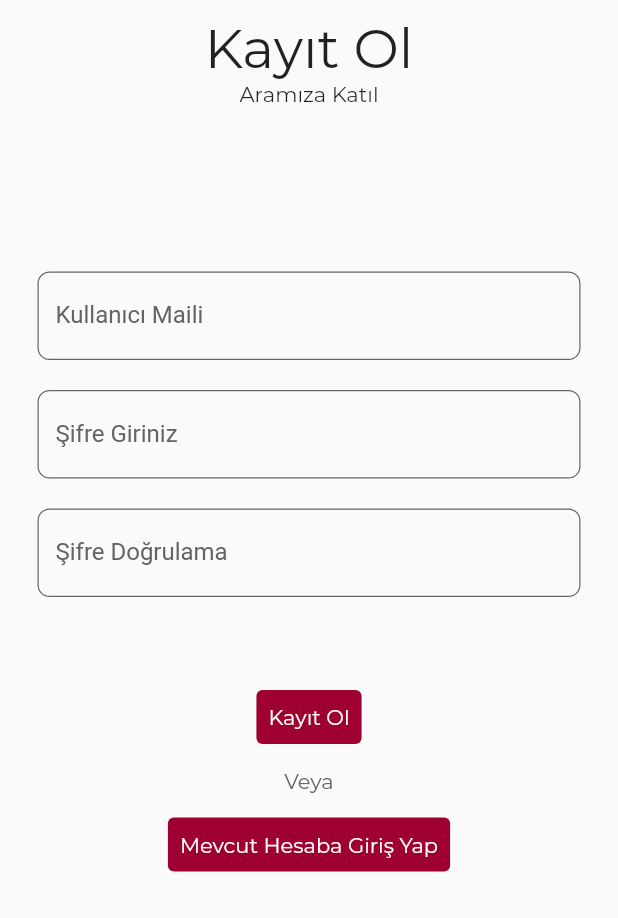
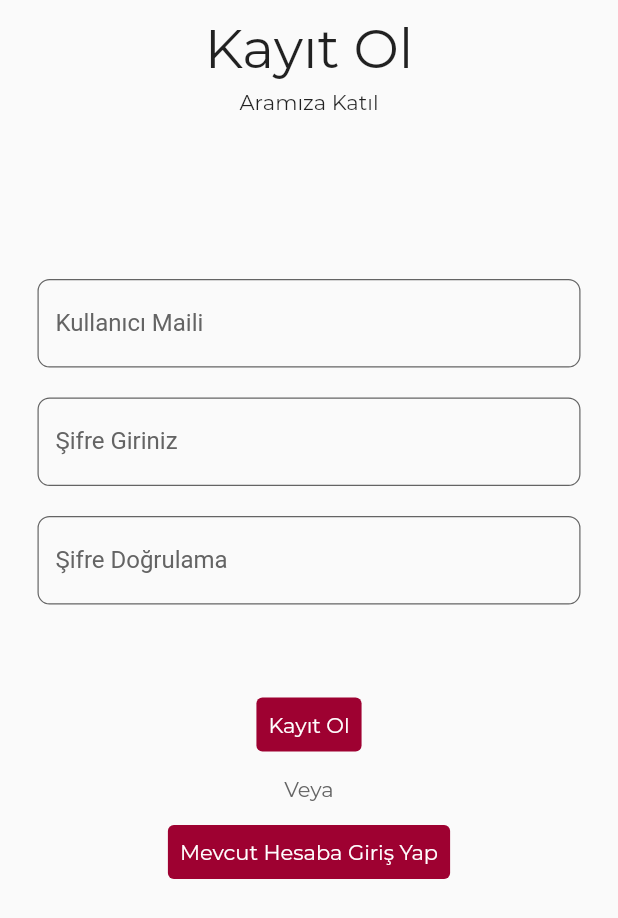
Before and after one commit to behemehal/GEE, a Flutter app: the RegisterPage screen opened directly, on a phone screen of 412 x 824 dp. Shown: the top 918 px of the screen. Run offline on Flutter 3.47's test engine with Material 2 defaults, Android fonts, the phone set to English and light mode, and no system bars; our stand-ins replace shared_preferences; accounts and stored records are empty.

Commit message:
register update

```diff
--- a/lib/pages/register.dart
+++ b/lib/pages/register.dart
@@ -26,6 +26,7 @@ class RegisterPageState extends State<RegisterPage> {
                 style: TextStyle(fontSize: 36, fontFamily: "Montserrat"),
               ),
 
+              Padding(padding: EdgeInsets.only(top: 5)),
               Text(
                 "Aramıza Katıl",
                 style: TextStyle(fontSize: 14, fontFamily: "Montserrat"),
```
